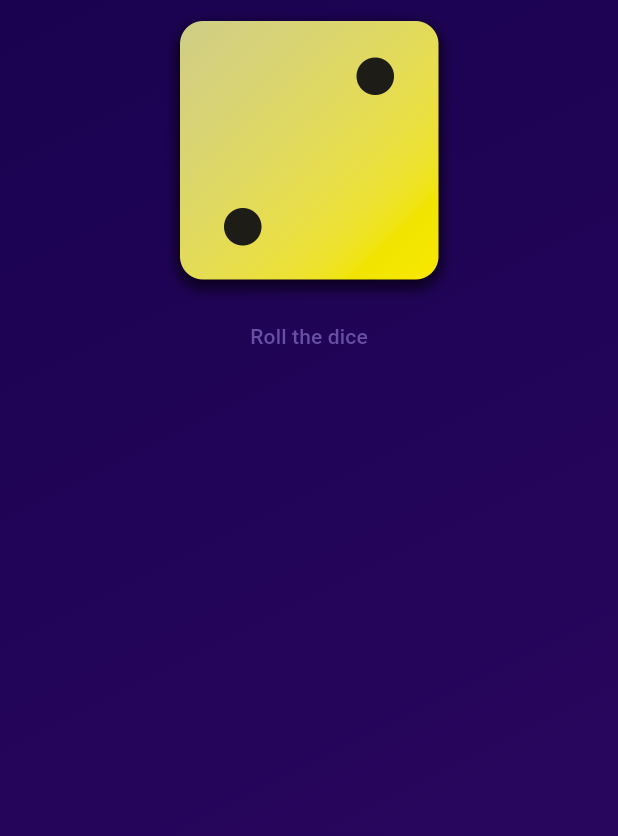
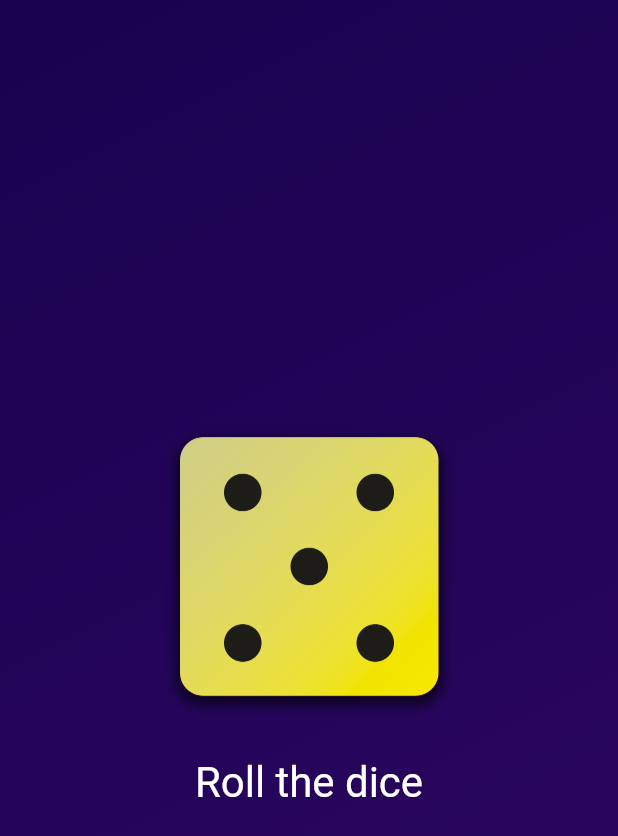
Before and after one commit to twandeveloper/flutter_dice, a Flutter app: the screen it shows after launch, after a tap on "Roll the dice", on a phone screen of 412 x 824 dp. Shown: the top 836 px of the screen. Run offline on Flutter 3.47's test engine with Material 3 defaults, Android fonts, the phone set to English and light mode, and no system bars.

Commit message:
basic dice app finished

```diff
--- /dev/null
+++ b/lib/dice_roller.dart
@@ -0,0 +1,45 @@
+import 'dart:math';
+import 'package:flutter/material.dart';
+
+final randomizer = Random();
+
+class DiceRoller extends StatefulWidget {
+  const DiceRoller({super.key});
+  @override
+  State<DiceRoller> createState() {
+    return _DiceRollerState();
+  }
+}
+
+class _DiceRollerState extends State<DiceRoller> {
+  var currentDiceRoll = 2;
+
+  void rollDice() {
+    setState(() {
+      currentDiceRoll = randomizer.nextInt(6) + 1;
+    });
+  }
+
+  @override
+  Widget build(context) {
+    return Column(
+      mainAxisSize: MainAxisSize.min,
+      children: [
+        Image.asset(
+          'assets/images/dice-$currentDiceRoll.png',
+          width: 200,
+        ),
+        const SizedBox(height: 20),
+        TextButton(
+          onPressed: rollDice,
+          style: TextButton.styleFrom(
+            // padding: const EdgeInsets.all(16),
+            foregroundColor: Colors.white,
+            textStyle: const TextStyle(fontSize: 28),
+          ),
+          child: const Text('Roll the dice'),
+        ),
+      ],
+    );
+  }
+}
--- a/lib/gradient_container.dart
+++ b/lib/gradient_container.dart
@@ -1,4 +1,5 @@
 import 'package:flutter/material.dart';
+import 'package:dice_app/dice_roller.dart';
 
 const startAlignment = Alignment.topLeft;
 const endAlignment = Alignment.bottomRight;
@@ -7,10 +8,6 @@ class GradientContainer extends StatelessWidget {
   const GradientContainer({required this.colors, super.key});
   final List<Color> colors;
 
-  void rollDice() {
-    print('Rolling the dice');
-  }
-
   @override
   Widget build(context) {
     return Container(
@@ -18,19 +15,8 @@ class GradientContainer extends StatelessWidget {
         gradient: LinearGradient(
             colors: colors, begin: startAlignment, end: endAlignment),
       ),
-      child: Center(
-        child: Column(
-          children: [
-            Image.asset(
-              'assets/images/dice-2.png',
-              width: 200,
-            ),
-            TextButton(
-              onPressed: rollDice,
-              child: const Text('Roll the dice'),
-            ),
-          ],
-        ),
+      child: const Center(
+        child: DiceRoller(),
       ),
     );
   }
```
Also changed, not shown: 1 other file.
